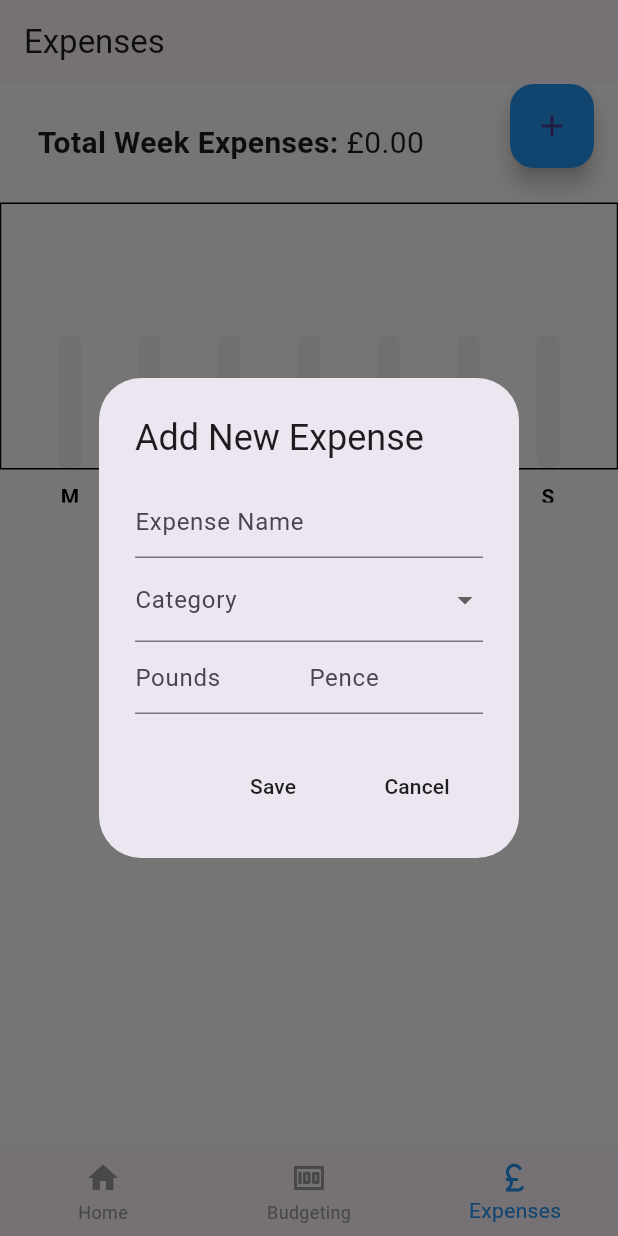
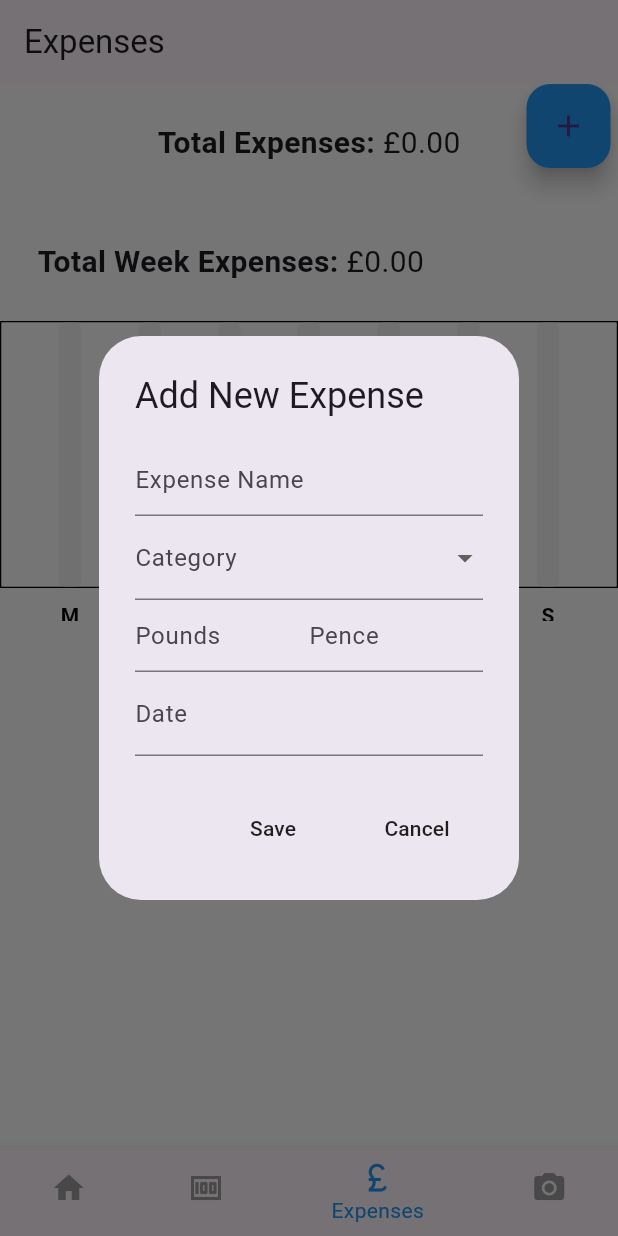
Before and after one commit to LTownsend99/Budget_App, a Flutter app: the screen it shows after launch, item 3 of the bottom bar chosen, after a tap on the "add" icon, on a phone screen of 412 x 824 dp. Run offline on Flutter 3.47's test engine with Material 3 defaults, Android fonts, the phone set to English and light mode, and no system bars; drawn by our look-alikes of fl_chart; our stand-ins replace flutter_slidable, hive, hive_flutter; accounts and stored records are empty.

Commit message:
Add the ability to back date expenses and display the category colours on the home page

```diff
--- /dev/null
+++ b/lib/components/category_colour_manager.dart
@@ -0,0 +1,17 @@
+import 'package:flutter/material.dart';
+
+class CategoryColorManager {
+  static final Map<String, Color> _categoryColors = {
+    'Food & Drink': Colors.lightGreen,
+    'Transport': Colors.lightBlueAccent,
+    'Leisure': Colors.orange,
+    'Utilities': Colors.grey,
+    'Savings': Colors.purpleAccent,
+    'Other': Colors.yellow,
+    // Add more categories and corresponding colors as needed
+  };
+
+  static Color getCategoryColor(String category) {
+    return _categoryColors[category] ?? Colors.black; // Default color if category not found
+  }
+}
--- a/lib/components/expense_summary.dart
+++ b/lib/components/expense_summary.dart
@@ -26,7 +26,7 @@ class ExpenseSummaryState extends State<ExpenseSummary> {
       String friday,
       String saturday,
       String sunday) {
-    double? max = 100;
+    double? max = 200;
 
     List<double> values = [
       value.calculateDailyExpenseSummary()[monday] ?? 0,
@@ -44,7 +44,7 @@ class ExpenseSummaryState extends State<ExpenseSummary> {
     // Increase slightly so the bar is never full
     max = values.last * 1.1;
 
-    return max == 0 ? 100 : max;
+    return max == 0 ? 200 : max;
   }
 
   String calculateWeekTotal(
--- a/lib/components/expense_tile.dart
+++ b/lib/components/expense_tile.dart
@@ -1,3 +1,4 @@
+import 'package:budget_app/components/category_colour_manager.dart';
 import 'package:budget_app/datetime/date_time_helper.dart';
 import 'package:flutter/material.dart';
 import 'package:flutter_slidable/flutter_slidable.dart';
@@ -18,22 +19,10 @@ class ExpenseTile extends StatelessWidget {
     required this.deleteTapped,
   });
 
-  // Define a map that associates each category with a color
-  final Map<String, Color> categoryColors = {
-    'Food & Drink': Colors.lightGreen,
-    'Transport': Colors.lightBlueAccent,
-    'Leisure': Colors.orange,
-    'Utilities': Colors.grey,
-    'Savings': Colors.purpleAccent,
-    'Other': Colors.yellow,
-
-    // Add more categories and corresponding colors as needed
-  };
-
   @override
   Widget build(BuildContext context) {
     // Get the color for the category, defaulting to a fallback color if not found
-    Color backgroundColor = categoryColors[category] ?? Colors.grey;
+    Color backgroundColor = CategoryColorManager.getCategoryColor(category);
 
     return Slidable(
       endActionPane: ActionPane(
--- a/lib/data/expense_data.dart
+++ b/lib/data/expense_data.dart
@@ -95,4 +95,22 @@ class ExpenseData extends ChangeNotifier {
     }
     return dailyExpenseSummary;
   }
+
+  // Calculate category totals
+  Map<String, double> calculateCategoryTotals() {
+    Map<String, double> categoryTotals = {};
+
+    for (var expense in overallExpenses) {
+      String category = expense.category;
+      double amount = double.parse(expense.amount);
+
+      if (categoryTotals.containsKey(category)) {
+        categoryTotals[category] = categoryTotals[category]! + amount;
+      } else {
+        categoryTotals[category] = amount;
+      }
+    }
+
+    return categoryTotals;
+  }
 }
--- a/lib/pages/budgeting.dart
+++ b/lib/pages/budgeting.dart
@@ -131,7 +131,7 @@ class _MyBudgetPageState extends State<BudgetingPage> {
                   mainAxisAlignment: MainAxisAlignment.center,
                   children: [
                     const Text(
-                      'Remaining Budget: ',
+                      'Remaining Monthly Budget: ',
                       style: TextStyle(
                           fontWeight: FontWeight.bold, fontSize: 20),
                     ),
--- a/lib/pages/expenses.dart
+++ b/lib/pages/expenses.dart
@@ -5,33 +5,51 @@ import 'package:budget_app/models/expense_item.dart';
 import 'package:flutter/material.dart';
 import 'package:provider/provider.dart';
 
-class ExpensesPage extends StatefulWidget
-{
+class ExpensesPage extends StatefulWidget {
   const ExpensesPage({super.key});
 
   @override
   State<ExpensesPage> createState() => _MyExpensePageState();
-
 }
 
-class _MyExpensePageState extends State<ExpensesPage>
-{
-
+class _MyExpensePageState extends State<ExpensesPage> {
   // Delete expense method
   void deleteExpense(ExpenseItem expenseItem) {
     Provider.of<ExpenseData>(context, listen: false).deleteExpense(expenseItem);
   }
 
   @override
-  Widget build(BuildContext context)
-  {
+  Widget build(BuildContext context) {
     return Consumer<ExpenseData>(
-      builder: (context, value, child) => ListView(
+      builder: (context, value, child) {
+        String totalExpenses = value.getTotalExpenses().toStringAsFixed(2);
+
+        return ListView(
           children: [
+            Padding(
+              padding: const EdgeInsets.all(25.0),
+              child: Row(
+                mainAxisAlignment: MainAxisAlignment.center,
+                children: [
+                  const Text(
+                    'Total Expenses: ',
+                    style: TextStyle(
+                        fontWeight: FontWeight.bold, fontSize: 20),
+                  ),
+                  Text(
+                    '£$totalExpenses',
+                    style: const TextStyle(fontSize: 20),
+                  ),
+                ],
+              ),
+            ),
             // Weekly summary
             ExpenseSummary(startOfWeek: value.startOfWeekDate()),
             const SizedBox(height: 10),
             // Expense list
+            SingleChildScrollView(
+              child: Column(
+                children: [
                   ListView.builder(
                     shrinkWrap: true,
                     physics: const NeverScrollableScrollPhysics(),
@@ -47,6 +65,10 @@ class _MyExpensePageState extends State<ExpensesPage>
                   ),
                 ],
               ),
+            ),
+          ],
+        );
+      },
     );
   }
 }
--- a/lib/pages/home.dart
+++ b/lib/pages/home.dart
@@ -1,6 +1,8 @@
+import 'package:budget_app/components/category_colour_manager.dart';
 import 'package:budget_app/components/expense_summary.dart';
 import 'package:budget_app/data/expense_data.dart';
 import 'package:budget_app/data/budget_data.dart'; // Import BudgetData
+import 'package:budget_app/datetime/date_time_helper.dart';
 import 'package:budget_app/models/expense_item.dart';
 import 'package:budget_app/pages/budgeting.dart';
 import 'package:budget_app/pages/expenses.dart';
@@ -18,6 +20,7 @@ class _MyHomePageState extends State<HomePage> {
   final newExpenseNameController = TextEditingController();
   final newExpensePoundController = TextEditingController();
   final newExpensePenceController = TextEditingController();
+  final newExpenseDateController = TextEditingController();
   final GlobalKey<ExpenseSummaryState> expenseSummaryKey =
       GlobalKey<ExpenseSummaryState>();
   int selectedIndex = 0;
@@ -30,6 +33,8 @@ class _MyHomePageState extends State<HomePage> {
     'Other'
   ];
   String selectedCategory = 'Food & Drink';
+  DateTime selectedDate = DateTime.now(); // Initialize with current date
+
 
   @override
   void initState() {
@@ -44,8 +49,7 @@ class _MyHomePageState extends State<HomePage> {
   void addNewExpense() {
     showDialog(
       context: context,
-      builder: (context) =>
-          AlertDialog(
+      builder: (context) => AlertDialog(
         title: const Text('Add New Expense'),
         content: Column(
           mainAxisSize: MainAxisSize.min,
@@ -92,6 +96,29 @@ class _MyHomePageState extends State<HomePage> {
                 ),
               ],
             ),
+            // Date selection
+            TextFormField(
+              onTap: () async {
+                final DateTime? pickedDate = await showDatePicker(
+                  context: context,
+                  firstDate: DateTime(2000),
+                  lastDate: DateTime(2100),
+                  initialDate: selectedDate,
+                );
+                if (pickedDate != null && pickedDate != selectedDate) {
+                  setState(() {
+                    selectedDate = pickedDate;
+                  });
+                  newExpenseDateController.text = convertDateTimeToString(selectedDate);
+                }
+              },
+              readOnly: true,
+              controller: newExpenseDateController,
+              decoration: const InputDecoration(
+                labelText: 'Date',
+                hintText: 'Select a date',
+              ),
+            ),
           ],
         ),
         actions: [
@@ -117,7 +144,7 @@ class _MyHomePageState extends State<HomePage> {
       ExpenseItem newExpenseItem = ExpenseItem(
         name: newExpenseNameController.text,
         amount: amount,
-        dateTime: DateTime.now(),
+        dateTime: selectedDate,
         category: selectedCategory,
       );
       Provider.of<ExpenseData>(context, listen: false)
@@ -157,6 +184,8 @@ class _MyHomePageState extends State<HomePage> {
       Consumer2<ExpenseData, BudgetData>(
         builder: (context, expenseData, budgetData, child) {
           final budget = budgetData.getBudgetAmount();
+          Map<String, double> categoryTotals = expenseData
+              .calculateCategoryTotals(); // Calculate category totals
           return ListView(
             children: [
               Padding(
@@ -164,7 +193,7 @@ class _MyHomePageState extends State<HomePage> {
                 child: Row(
                   children: [
                     const Text(
-                      'Total Budget: ',
+                      'Total Monthly Budget: ',
                       style:
                           TextStyle(fontWeight: FontWeight.bold, fontSize: 20),
                     ),
@@ -177,18 +206,39 @@ class _MyHomePageState extends State<HomePage> {
                 startOfWeek:
                     Provider.of<ExpenseData>(context).startOfWeekDate(),
               ),
+              const SizedBox(height: 15,),
+              Column(
+                children: () {
+                  categories.sort((a, b) => (categoryTotals[b] ?? 0)
+                      .compareTo(categoryTotals[a] ?? 0));
+                  return categories.map((category) {
+                    return ListTile(
+                      tileColor: CategoryColorManager.getCategoryColor(category),
+                      leading: Text(
+                        category,
+                        style: const TextStyle(color: Colors.black, fontSize: 11),
+                      ),
+                      trailing: Text(
+                        '£${categoryTotals[category]?.toStringAsFixed(2) ?? "0.00"}',
+                      ),
+                    );
+                  }).toList();
+                }(),
+              ),
             ],
           );
         },
       ),
       const BudgetingPage(),
       const ExpensesPage(),
+      const Placeholder(),
     ];
 
     List<String> pageTitles = [
       'Home',
       'Budgeting',
       'Expenses',
+      'Scan'
     ];
 
     return Scaffold(
@@ -198,7 +248,7 @@ class _MyHomePageState extends State<HomePage> {
           pages[selectedIndex],
           Positioned(
             top: 0.0,
-            right: 16.0,
+            right: 5.0,
             child: Visibility(
               visible: isExpenseOrHomePage(),
               child: FloatingActionButton(
@@ -223,6 +273,7 @@ class _MyHomePageState extends State<HomePage> {
           BottomNavigationBarItem(icon: Icon(Icons.money), label: 'Budgeting'),
           BottomNavigationBarItem(
               icon: Icon(Icons.currency_pound), label: 'Expenses'),
+          BottomNavigationBarItem(icon: Icon(Icons.photo_camera), label: 'Scan'),
         ],
       ),
     );
```
Lines whose indentation alone changed are shown as unchanged.
